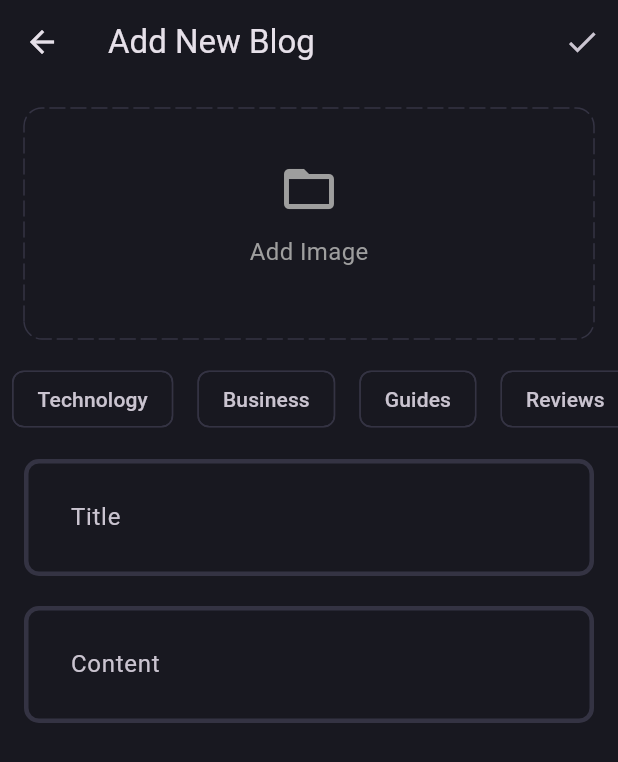
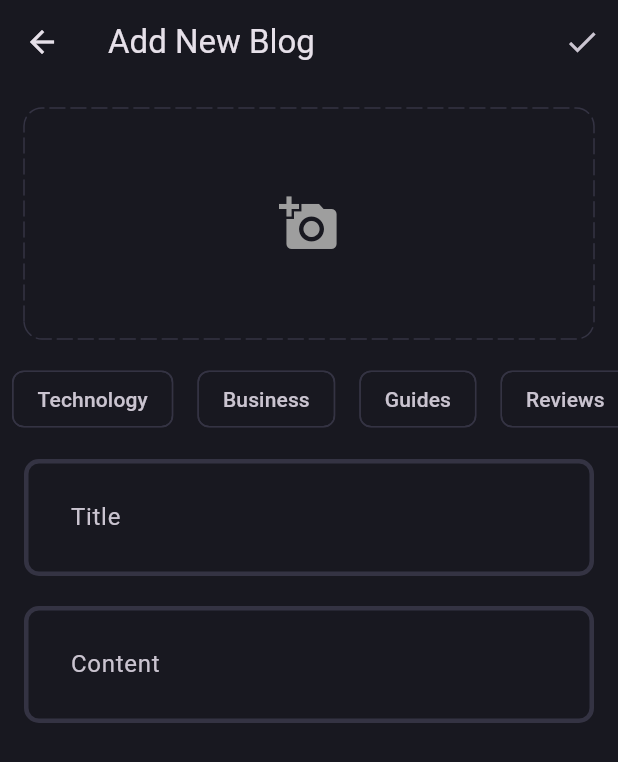
Before and after one commit to seven1106/Flutter-BLoC-TDD-Clean-Architecture, a Flutter app: the AddNewBlogPage screen opened directly, on a phone screen of 412 x 824 dp. Shown: the top 762 px of the screen. Run offline on Flutter 3.47's test engine with Material 3 defaults, Android fonts, the phone set to English and light mode, and no system bars; drawn by our look-alikes of dotted_border; our stand-ins replace flutter_bloc, fpdart, get_it, image_picker, supabase_flutter; accounts and stored records are empty.

Commit message:
image_picker

```diff
--- a/lib/features/blog/presentation/pages/add_new_blog_page.dart
+++ b/lib/features/blog/presentation/pages/add_new_blog_page.dart
@@ -6,6 +6,7 @@ import 'package:flutter_tdd_clean_architecture/core/theme/app_palette.dart';
 import 'package:flutter_tdd_clean_architecture/features/blog/presentation/widgets/blog_editor.dart';
 
 import '../../../../core/enums/blog_category_enums.dart';
+import '../../../../core/utils/pick_image.dart';
 
 class AddNewBlogPage extends StatefulWidget {
   static route() {
@@ -34,6 +35,16 @@ class _AddNewBlogPageState extends State<AddNewBlogPage> {
   final formKey = GlobalKey<FormState>();
   List<String> selectedTopics = [];
   File? image;
+
+  void selectImage() async {
+    final pickedImage = await pickImage();
+    if (pickedImage != null) {
+      setState(() {
+        image = pickedImage;
+      });
+    }
+  }
+
   @override
   Widget build(BuildContext context) {
     return Scaffold(
@@ -51,6 +62,10 @@ class _AddNewBlogPageState extends State<AddNewBlogPage> {
           children: [
             Padding(
               padding: const EdgeInsets.all(16.0),
+              child: GestureDetector(
+                onTap: () {
+                  selectImage();
+                },
                 child: DottedBorder(
                   borderType: BorderType.RRect,
                   radius: const Radius.circular(12),
@@ -60,25 +75,13 @@ class _AddNewBlogPageState extends State<AddNewBlogPage> {
                   child: Container(
                       height: 150,
                       width: double.infinity,
-                  child: const Padding(
-                    padding: EdgeInsets.all(32.0),
-                    child: Column(
-                      children: [
-                        Icon(
-                          Icons.folder_open,
-                          size: 40,
-                          color: Colors.grey,
-                        ),
-                        SizedBox(
-                          height: 10,
-                        ),
-                        Text(
-                          "Add Image",
-                          style: TextStyle(color: Colors.grey, fontSize: 16),
-                        ),
-                      ],
-                    ),
-                  ),
+                      child: image == null
+                          ? const Center(
+                              child:
+                                  Icon(Icons.add_a_photo, color: Colors.grey, size: 40))
+                          : ClipRRect(
+                              borderRadius: BorderRadius.circular(12),
+                              child: Image.file(image!, fit: BoxFit.cover))),
                 ),
               ),
             ),
--- a/pubspec.yaml
+++ b/pubspec.yaml
@@ -39,6 +39,8 @@ dependencies:
   supabase_flutter: ^2.3.4
   flutter_bloc: ^8.1.5
   get_it: ^7.6.7
+  dotted_border: ^2.1.0
+  image_picker: ^1.0.7
 
 dev_dependencies:
   flutter_test:
```
Also changed, not shown: lib/core/utils/pick_image.dart (added, +14 -0 lines), lib/generated/assets.dart, pubspec.lock, 5 other files. Lines whose indentation alone changed are shown as unchanged.
